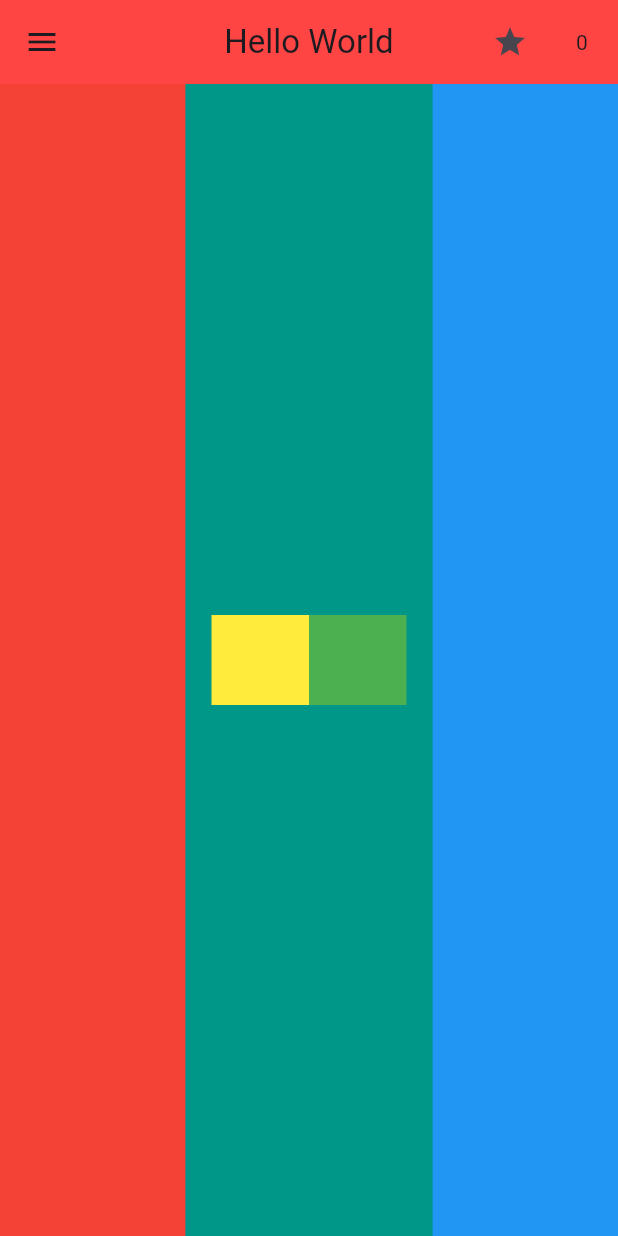
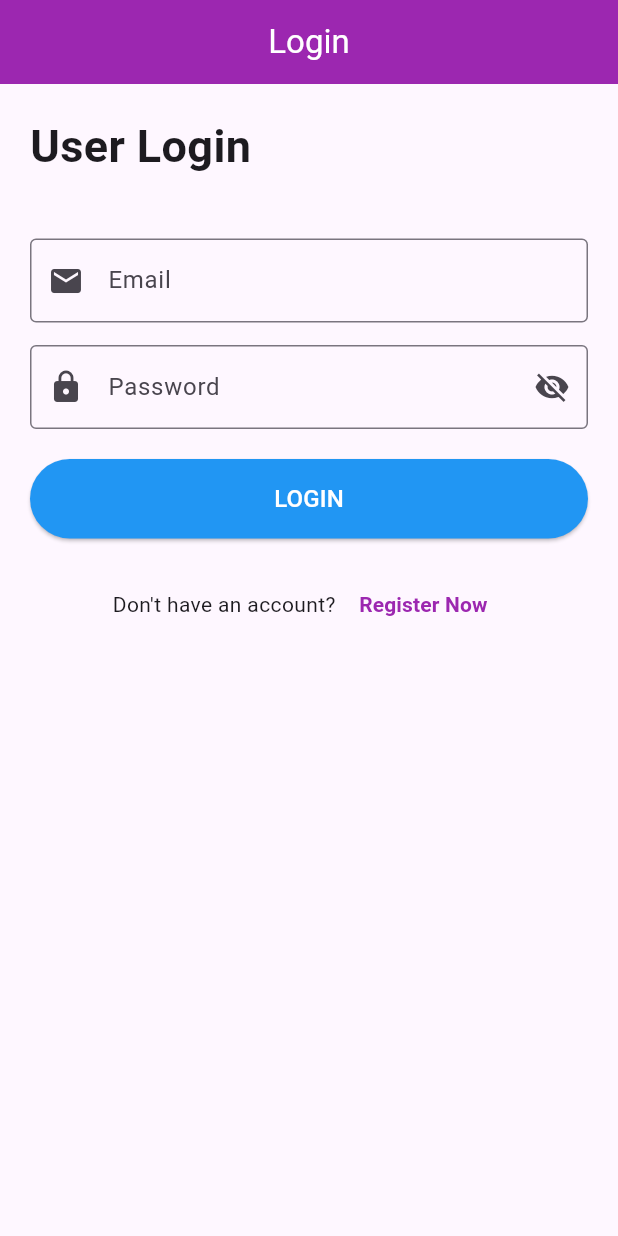
Before and after one commit to TaRek-ElSayed02/Flutter_Layout, a Flutter app: the screen it shows after launch, on a phone screen of 412 x 824 dp. Run offline on Flutter 3.47's test engine with Material 3 defaults, Android fonts, the phone set to English and light mode, and no system bars.

Commit message:
login screen

```diff
--- /dev/null
+++ b/lib/Login_screen.dart
@@ -0,0 +1,137 @@
+import 'package:flutter/material.dart';
+
+class LoginScreen extends StatefulWidget {
+  const LoginScreen({super.key});
+
+  @override
+  State<LoginScreen> createState() => _LoginScreenState();
+}
+
+class _LoginScreenState extends State<LoginScreen> {
+  final TextEditingController _emailController = TextEditingController();
+  final TextEditingController _passwordController = TextEditingController();
+  final GlobalKey<FormState> _formKey = GlobalKey<FormState>();
+
+  bool isVisible = false;
+
+  @override
+  Widget build(BuildContext context) {
+    return Scaffold(
+      appBar: AppBar(
+        title: const Text(
+          "Login",
+          style: TextStyle(color: Colors.white), // White font color
+        ),
+        centerTitle: true,
+        backgroundColor: Colors.purple,
+      ),
+      body: Padding(
+        padding: const EdgeInsets.all(20.0),
+        child: Form(
+          key: _formKey, // Assign the key to the form
+          child: SingleChildScrollView(
+            child: Column(
+              crossAxisAlignment: CrossAxisAlignment.start,
+              children: [
+                const Text(
+                  "User Login",
+                  style: TextStyle(fontSize: 30, fontWeight: FontWeight.bold),
+                ),
+                const SizedBox(height: 40),
+                TextFormField(
+                  controller: _emailController,
+                  decoration: const InputDecoration(
+                    labelText: "Email",
+                    border: OutlineInputBorder(),
+                    prefixIcon: Icon(Icons.email),
+                  ),
+                  validator: (value) {
+                    if (value == null || value.isEmpty) {
+                      return 'You should write an email';
+                    } else if (!RegExp(r'^[a-zA-Z0-9._%+-]+@[a-zA-Z0-9.-]+\.[a-zA-Z]{2,4}$').hasMatch(value)) {
+                      return 'Enter a valid email address';
+                    }
+                    return null;
+                  },
+                ),
+                const SizedBox(height: 15),
+                TextFormField(
+                  controller: _passwordController,
+                  keyboardType: TextInputType.visiblePassword,
+                  obscureText: !isVisible,
+                  decoration: InputDecoration(
+                    labelText: "Password",
+                    prefixIcon: const Icon(Icons.lock),
+                    suffixIcon: IconButton(
+                      onPressed: () {
+                        setState(() {
+                          isVisible = !isVisible;
+                        });
+                      },
+                      icon: Icon(isVisible ? Icons.visibility : Icons.visibility_off),
+                    ),
+                    border: const OutlineInputBorder(),
+                  ),
+                  validator: (value) {
+                    if (value == null || value.isEmpty) {
+                      return 'You should enter a password';
+                    } else if (value.length < 6) {
+                      return 'Password must be more than 6 letters';
+                    }
+                    return null;
+                  },
+                ),
+                const SizedBox(height: 20),
+                SizedBox(
+                  width: double.infinity,
+                  child: ElevatedButton(
+                    style: ElevatedButton.styleFrom(
+                      backgroundColor: Colors.blue,
+                      padding: const EdgeInsets.symmetric(vertical: 15),
+                      shape: RoundedRectangleBorder(
+                        borderRadius: BorderRadius.circular(40),
+                      ),
+                    ),
+                    onPressed: () {
+                      if (_formKey.currentState!.validate()) { // Validate form
+                        // Perform login action
+                        print("Login successful");
+                      }
+                    },
+                    child: const Text(
+                      "LOGIN",
+                      style: TextStyle(fontSize: 16, color: Colors.white),
+                    ),
+                  ),
+                ),
+                const SizedBox(height: 20),
+                Center(
+                  child: Row(
+                    mainAxisAlignment: MainAxisAlignment.center,
+                    children: [
+                      const Text("Don't have an account? ", style: TextStyle(fontSize: 14)),
+                      TextButton(
+                        onPressed: () {
+                          // Navigate to Register Screen
+                          print("Navigate to Register Screen");
+                        },
+                        child: const Text(
+                          "Register Now",
+                          style: TextStyle(
+                            color: Colors.purple,
+                            fontWeight: FontWeight.bold,
+                            fontSize: 14,
+                          ),
+                        ),
+                      ),
+                    ],
+                  ),
+                ),
+              ],
+            ),
+          ),
+        ),
+      ),
+    );
+  }
+}
--- a/lib/main.dart
+++ b/lib/main.dart
@@ -1,4 +1,5 @@
 import 'package:flutter/material.dart';
+import 'package:flutter_first_task/Login_screen.dart';
 import 'Home_screen.dart';
 
 
@@ -32,7 +33,7 @@ class MyApp extends StatelessWidget {
         // tested with just a hot reload.
         colorScheme: ColorScheme.fromSeed(seedColor: Colors.deepPurple),
       ),
-      home: const HomeScreen(),
+      home: const LoginScreen(),
       debugShowCheckedModeBanner: false,
     );
   }
```
Also changed, not shown: 1 other file.
